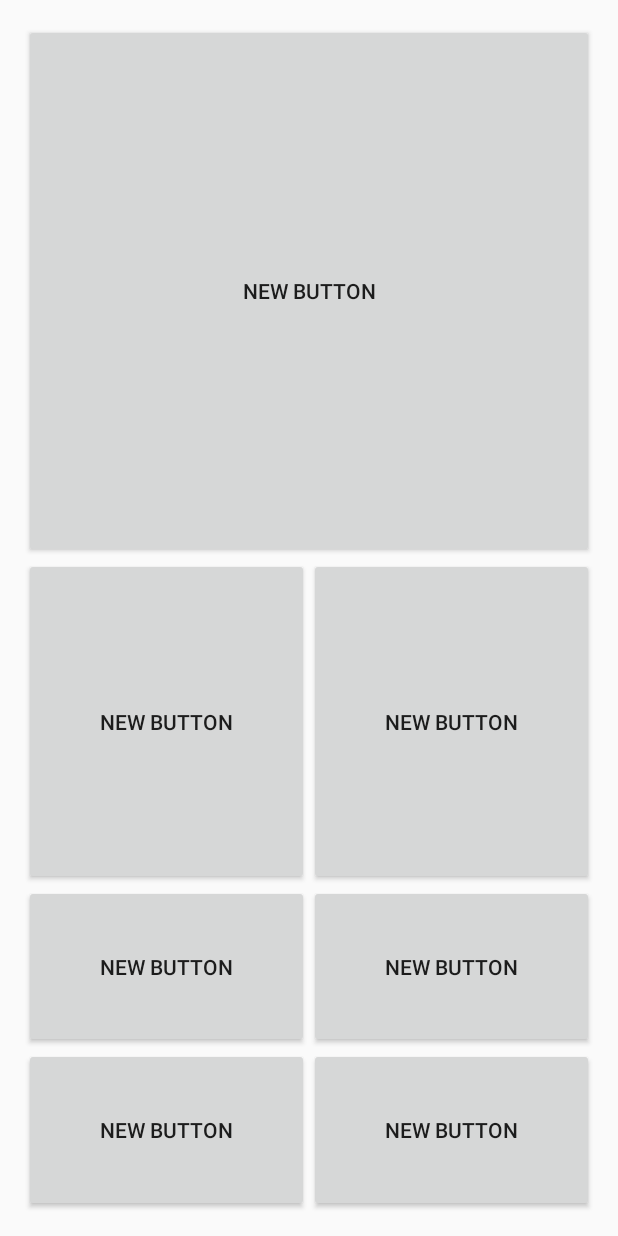
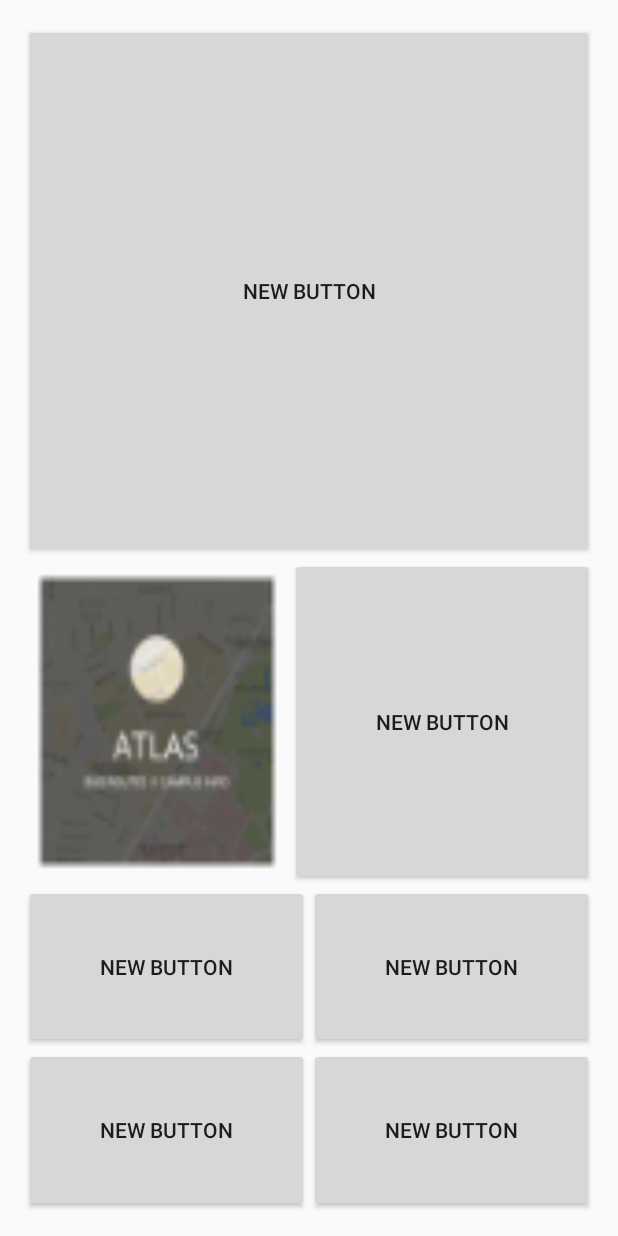
Before and after one commit to rice-apps/student-life, an Android app: the screen it shows after launch (MainActivity), on a phone screen of 412 x 824 dp. Run offline under Robolectric (Android 15) with nearby library versions, the phone set to English and light mode, and no system bars.

Commit message:
Version 0.02

```diff
--- a/android-build/app/src/main/res/layout/activity_main.xml
+++ b/android-build/app/src/main/res/layout/activity_main.xml
@@ -32,8 +32,8 @@
             android:layout_weight="1"
             android:layout_width="wrap_content"
             android:layout_height="fill_parent"
-            android:text="New Button"
-            android:id="@+id/button2" />
+            android:id="@+id/button2"
+            android:background="@drawable/atlas_tile"/>
         <Button
             android:layout_weight="1"
             android:layout_width="wrap_content"
```
Also changed, not shown: android-build/app/src/main/atlas_tile-web.png (added), android-build/app/src/main/res/drawable-mdpi/atlas_tile.png (added), android-build/app/src/main/res/drawable-xhdpi/atlas_tile.png (added), android-build/app/src/main/res/drawable-xxhdpi/atlas_tile.png (added).
